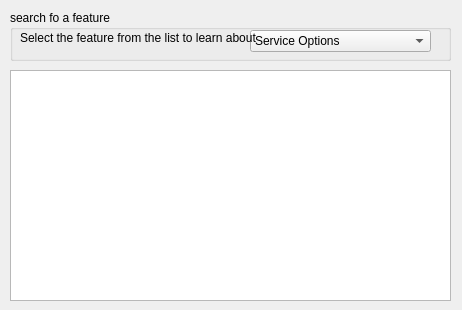
First picture: the form in src/dialoghelp.ui, repository brianclinkenbeard/pamphlet, before the edit.
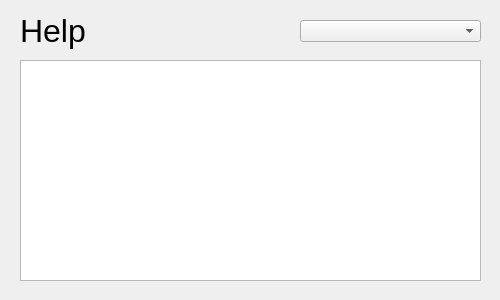
Second picture: the form after the edit.

Commit message: lots of ui changes, change window sizes, add drop down functionality, minor changes to dialog windows

The edit to the form file:
```diff
--- a/src/dialoghelp.ui
+++ b/src/dialoghelp.ui
@@ -6,34 +6,37 @@
    <rect>
     <x>0</x>
     <y>0</y>
-    <width>462</width>
-    <height>310</height>
+    <width>500</width>
+    <height>300</height>
    </rect>
   </property>
   <property name="windowTitle">
    <string>Dialog</string>
   </property>
-  <widget class="QGroupBox" name="groupBox">
+  <widget class="QTextBrowser" name="textBrowser">
    <property name="geometry">
     <rect>
-     <x>10</x>
-     <y>10</y>
-     <width>441</width>
-     <height>51</height>
+     <x>20</x>
+     <y>60</y>
+     <width>461</width>
+     <height>221</height>
     </rect>
    </property>
-   <property name="title">
-    <string>search fo a feature</string>
-   </property>
+  </widget>
    <widget class="QComboBox" name="comboBox">
     <property name="geometry">
      <rect>
-      <x>240</x>
+     <x>300</x>
       <y>20</y>
       <width>181</width>
       <height>22</height>
      </rect>
     </property>
+   <item>
+    <property name="text">
+     <string/>
+    </property>
+   </item>
     <item>
      <property name="text">
       <string>Service Options</string>
@@ -48,25 +51,19 @@
    <widget class="QLabel" name="label">
     <property name="geometry">
      <rect>
-      <x>10</x>
-      <y>20</y>
-      <width>241</width>
-      <height>16</height>
-     </rect>
-    </property>
+     <x>20</x>
+     <y>10</y>
+     <width>211</width>
+     <height>41</height>
+    </rect>
+   </property>
+   <property name="font">
+    <font>
+     <pointsize>24</pointsize>
+    </font>
+   </property>
     <property name="text">
-     <string>Select the feature from the list to learn about</string>
-    </property>
-   </widget>
-  </widget>
-  <widget class="QTextBrowser" name="textBrowser">
-   <property name="geometry">
-    <rect>
-     <x>10</x>
-     <y>70</y>
-     <width>441</width>
-     <height>231</height>
-    </rect>
+    <string>Help</string>
    </property>
   </widget>
  </widget>
```
Left out of the diff: 2 changed lines with no effect on the pictures. Lines whose indentation alone changed are shown as unchanged. The commit also changes 6 other files.
